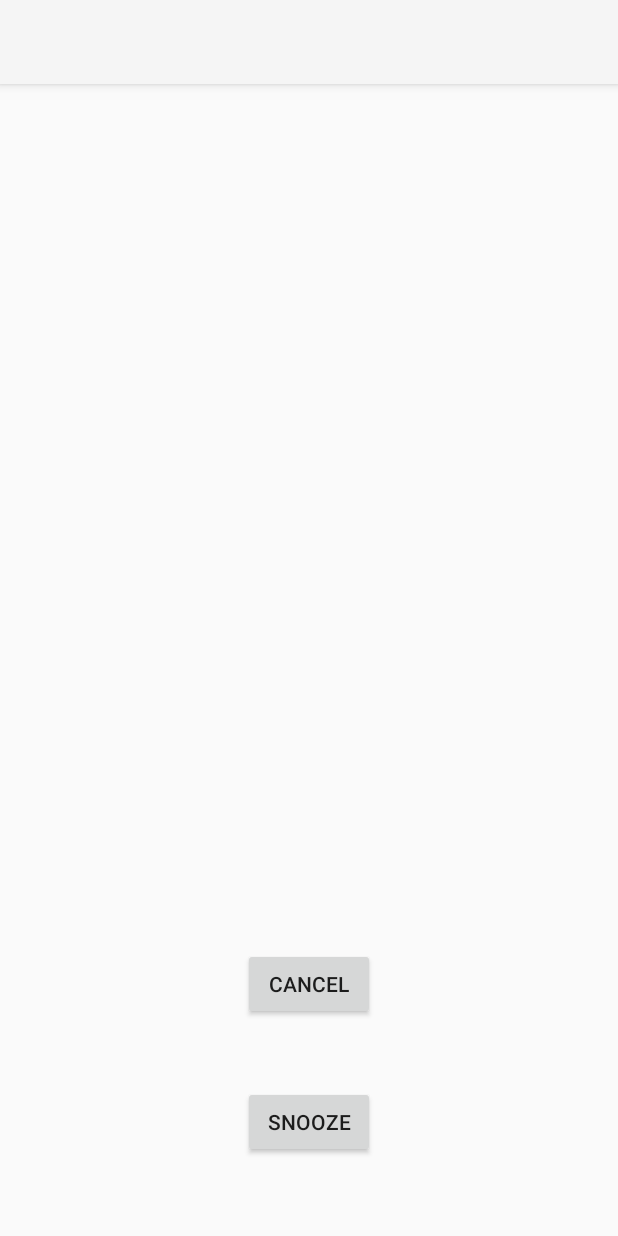
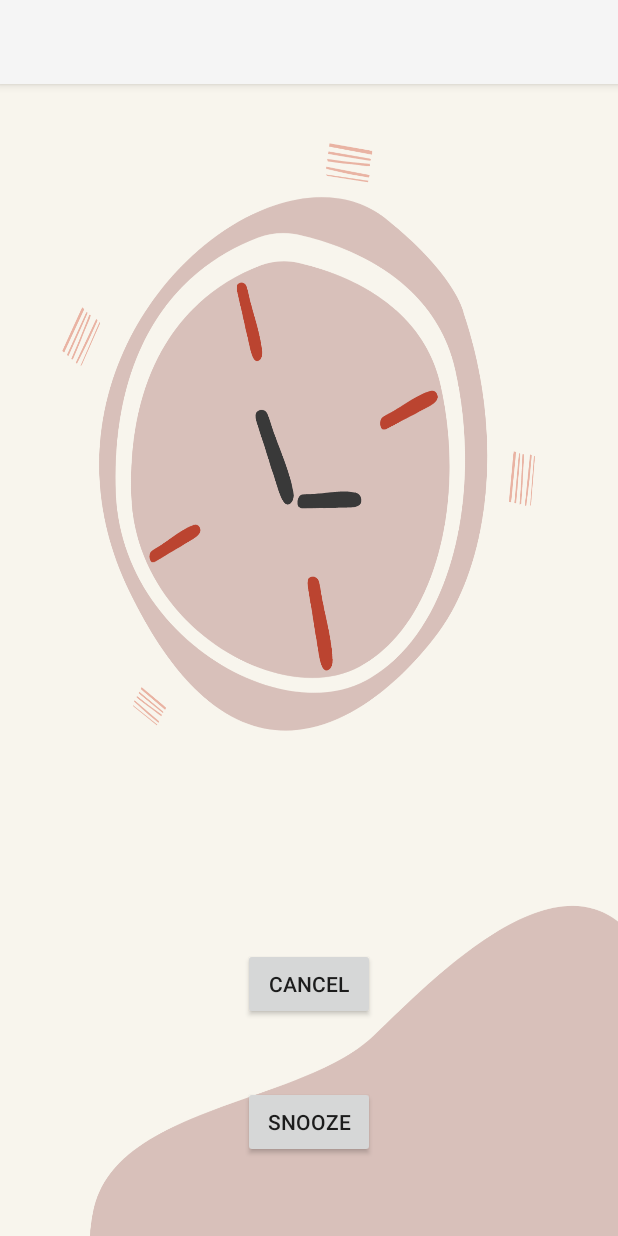
Before and after one commit to pleavinseven/AlarmClockProject, an Android app: the fragment AlarmRingFragment placed in its activity, on a phone screen of 412 x 824 dp. Run offline under Robolectric (Android 15) with nearby library versions, the phone set to English and light mode, and no system bars.

Commit message:
- set background for alarm ring-fragments

```diff
--- a/app/src/main/java/com/pleavinseven/alarmclockproject/fragments/AlarmRingFragment.kt
+++ b/app/src/main/java/com/pleavinseven/alarmclockproject/fragments/AlarmRingFragment.kt
@@ -4,6 +4,7 @@
 import android.content.Context
 import android.content.Intent
 import android.content.SharedPreferences
+import android.content.res.Configuration
 import android.media.MediaPlayer
 import android.os.*
 import androidx.fragment.app.Fragment
@@ -37,6 +38,11 @@
         binding = FragmentAlarmRingBinding.inflate(inflater, container, false)
 
         val prefs = PreferenceManager.getDefaultSharedPreferences(requireContext())
+
+        when(resources.configuration.uiMode and Configuration.UI_MODE_NIGHT_MASK){
+            Configuration.UI_MODE_NIGHT_YES -> container!!.setBackgroundResource(R.drawable.alarm_ring_dark_background)
+            Configuration.UI_MODE_NIGHT_NO -> container!!.setBackgroundResource(R.drawable.alarm_ring_light_background)
+        }
 
 
         wakeScreen()
--- a/app/src/main/java/com/pleavinseven/alarmclockproject/fragments/ShakeAlarmRingFragment.kt
+++ b/app/src/main/java/com/pleavinseven/alarmclockproject/fragments/ShakeAlarmRingFragment.kt
@@ -4,6 +4,7 @@
 import android.content.Context
 import android.content.Intent
 import android.content.SharedPreferences
+import android.content.res.Configuration
 import android.hardware.Sensor
 import android.hardware.SensorEvent
 import android.hardware.SensorEventListener
@@ -48,6 +49,11 @@
         binding = FragmentShakeAlarmRingBinding.inflate(inflater, container, false)
 
         val prefs = PreferenceManager.getDefaultSharedPreferences(requireContext())
+
+        when(resources.configuration.uiMode and Configuration.UI_MODE_NIGHT_MASK){
+            Configuration.UI_MODE_NIGHT_YES -> container!!.setBackgroundResource(R.drawable.alarm_ring_dark_background)
+            Configuration.UI_MODE_NIGHT_NO -> container!!.setBackgroundResource(R.drawable.alarm_ring_light_background)
+        }
 
         wakeScreen()
 
```
Also changed, not shown: app/src/main/res/drawable/alarm_ring_dark_background.png (added), app/src/main/res/drawable/alarm_ring_light_background.png (added).
